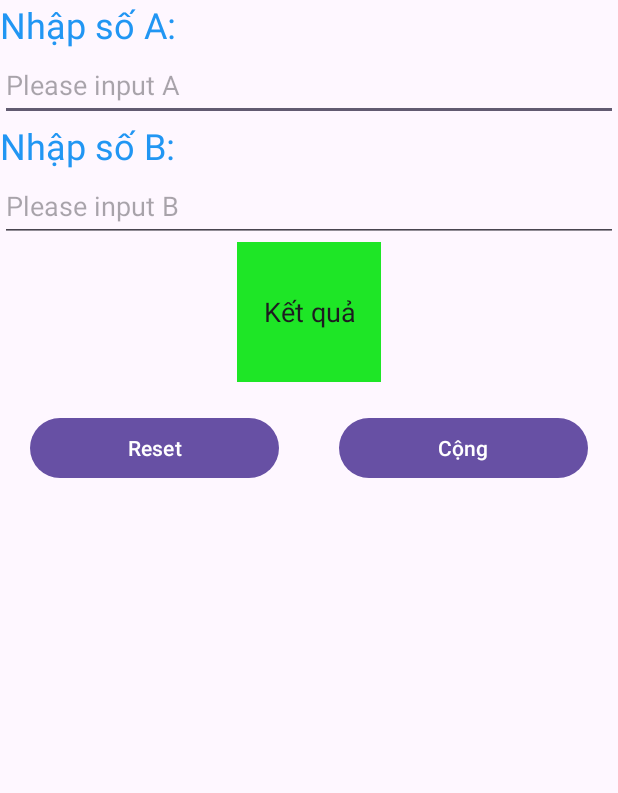
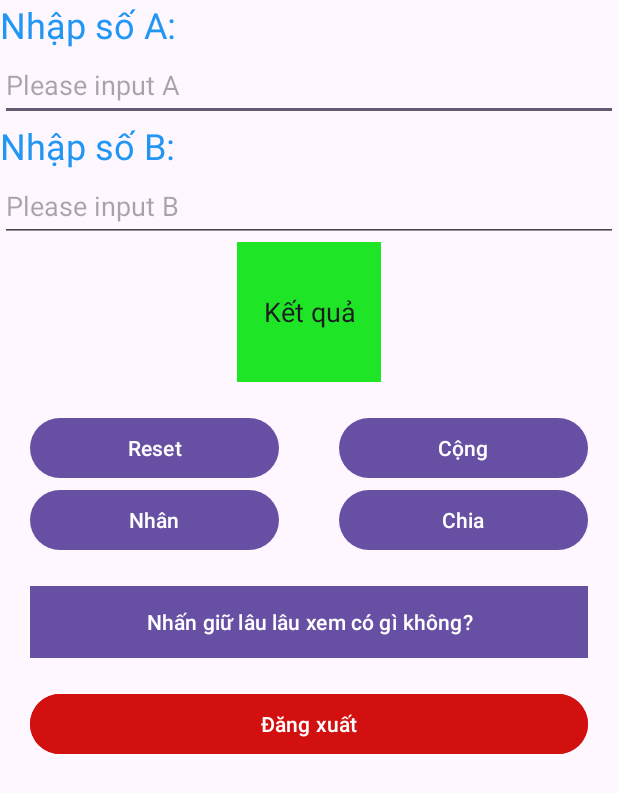
Before and after one commit to pthienquan1/Android-mobile-app-Kotlin, an Android app: the screen it shows after launch (MainActivity), on a phone screen of 412 x 824 dp. Shown: the top 793 px of the screen. Run offline under Robolectric (Android 15) with nearby library versions, the phone set to English and light mode, and no system bars.

Commit message:
update button multiple and divide, update somes func

```diff
--- a/AndroidStudioProjects/Project01_BasicCalculator/app/src/main/java/com/example/project01_basiccalculator/MainActivity.kt
+++ b/AndroidStudioProjects/Project01_BasicCalculator/app/src/main/java/com/example/project01_basiccalculator/MainActivity.kt
@@ -1,12 +1,15 @@
 package com.example.project01_basiccalculator
 
+import android.annotation.SuppressLint
 import androidx.appcompat.app.AppCompatActivity
 import android.os.Bundle
+import android.view.View
 import android.widget.Button
 import android.widget.EditText
 import android.widget.Toast
 
 class MainActivity : AppCompatActivity() {
+    @SuppressLint("WrongViewCast")
     override fun onCreate(savedInstanceState: Bundle?) {
         super.onCreate(savedInstanceState)
         setContentView(R.layout.activity_main)
@@ -15,6 +18,10 @@ class MainActivity : AppCompatActivity() {
         val edtTextKQ = findViewById<EditText>(R.id.edtKQ);
         val btnReset = findViewById<Button>(R.id.btnReset);
         val btnCong = findViewById<Button>(R.id.btnCong);
+        val btnNhan = findViewById<Button>(R.id.btnNhan);
+        val btnChia = findViewById<Button>(R.id.btnChia);
+        val btnGiuLau = findViewById<Button>(R.id.btnGiuLau);
+        val btnFinish = findViewById<Button>(R.id.btnFinish);
 
         btnCong.setOnClickListener{
             val A = edtTextA.text.toString().toInt();
@@ -30,5 +37,40 @@ class MainActivity : AppCompatActivity() {
             edtTextKQ.setText("");
             Toast.makeText(this,"BẠN ĐÃ RESET TẤT CẢ !",Toast.LENGTH_LONG).show();
         }
+
+        //chia sẻ biến để dùng chung
+        var share: View.OnClickListener? =null;
+        share = View.OnClickListener {
+            if(it == btnNhan){
+                val A = edtTextA.text.toString().toInt();
+                val B = edtTextB.text.toString().toInt();
+                val kq = A*B;
+                edtTextKQ.setText(kq.toString());
+            }
+            else if(it == btnChia){
+                val A = edtTextA.text.toString().toDouble();
+                val B = edtTextB.text.toString().toDouble();
+                val kq = A/B;
+                edtTextKQ.setText(kq.toString());
+
+            }
+        }
+        btnNhan.setOnClickListener(share);
+        btnChia.setOnClickListener(share);
+
+        var NhanLau: View.OnLongClickListener? =null;
+        NhanLau = View.OnLongClickListener {
+            if(it == btnGiuLau){
+                Toast.makeText(this, "Lêu lêu có gì đâu đồ ngốc :-)", Toast.LENGTH_LONG).show();
+                btnGiuLau.visibility = View.GONE;
+            }
+            true
+        }
+        btnGiuLau.setOnLongClickListener(NhanLau);
+
+        btnFinish.setOnClickListener{
+            Toast.makeText(this,"Thiên Quân cảm ơn bạn vì đã sử dụng phần mềm",Toast.LENGTH_LONG).show();
+            finish();
+        }
     }
 }
--- a/AndroidStudioProjects/Project01_BasicCalculator/app/src/main/res/layout/activity_main.xml
+++ b/AndroidStudioProjects/Project01_BasicCalculator/app/src/main/res/layout/activity_main.xml
@@ -54,7 +54,7 @@
 
     <LinearLayout
         android:layout_width="match_parent"
-        android:layout_height="match_parent"
+        android:layout_height="wrap_content"
         android:orientation="horizontal">
 
         <Button
@@ -76,4 +76,63 @@
             android:text="Cộng" />
     </LinearLayout>
 
+    <LinearLayout
+        android:layout_width="match_parent"
+        android:layout_height="wrap_content"
+        android:orientation="horizontal">
+
+        <Button
+            android:id="@+id/btnNhan"
+            android:layout_width="wrap_content"
+            android:layout_height="wrap_content"
+            android:layout_weight="1"
+            android:layout_marginLeft="20dp"
+            android:layout_marginRight="20dp"
+            android:text="Nhân" />
+
+        <Button
+            android:id="@+id/btnChia"
+            android:layout_width="wrap_content"
+            android:layout_height="wrap_content"
+            android:layout_weight="1"
+            android:layout_marginLeft="20dp"
+            android:layout_marginRight="20dp"
+            android:text="Chia" />
+    </LinearLayout>
+
+    <LinearLayout
+        android:layout_width="match_parent"
+        android:layout_height="wrap_content"
+        android:orientation="horizontal">
+
+        <Button
+            android:id="@+id/btnGiuLau"
+            android:layout_width="wrap_content"
+            android:layout_height="wrap_content"
+            android:layout_marginLeft="20dp"
+            android:layout_marginRight="20dp"
+            android:layout_weight="1"
+            android:background="#E41B1B"
+            android:layout_marginTop="20dp"
+            android:text="Nhấn giữ lâu lâu xem có gì không?" />
+    </LinearLayout>
+
+    <LinearLayout
+        android:layout_width="match_parent"
+        android:layout_height="wrap_content"
+        android:orientation="horizontal">
+
+
+        <Button
+            android:id="@+id/btnFinish"
+            android:layout_width="wrap_content"
+            android:layout_height="wrap_content"
+            android:layout_marginLeft="20dp"
+            android:layout_marginRight="20dp"
+            android:layout_weight="1"
+            android:backgroundTint="#D31010"
+            android:layout_marginTop="20dp"
+            android:text="Đăng xuất" />
+    </LinearLayout>
+
 </LinearLayout>
```
